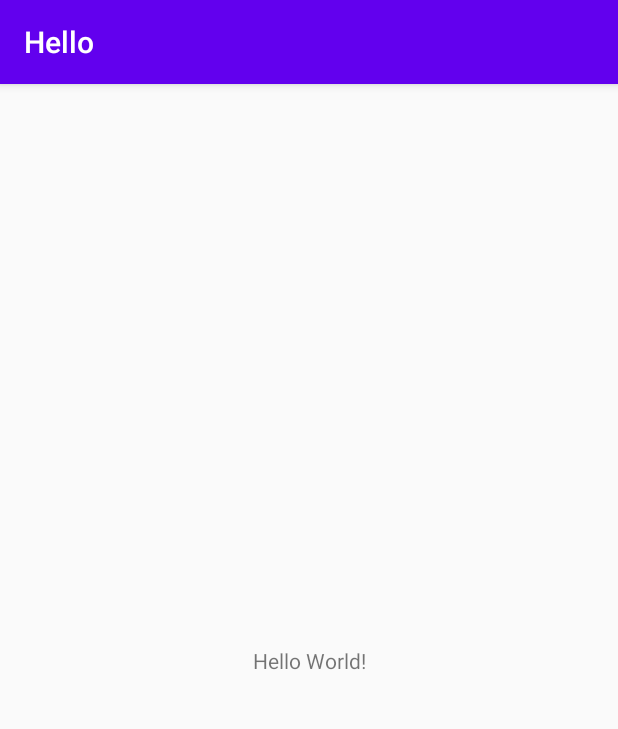
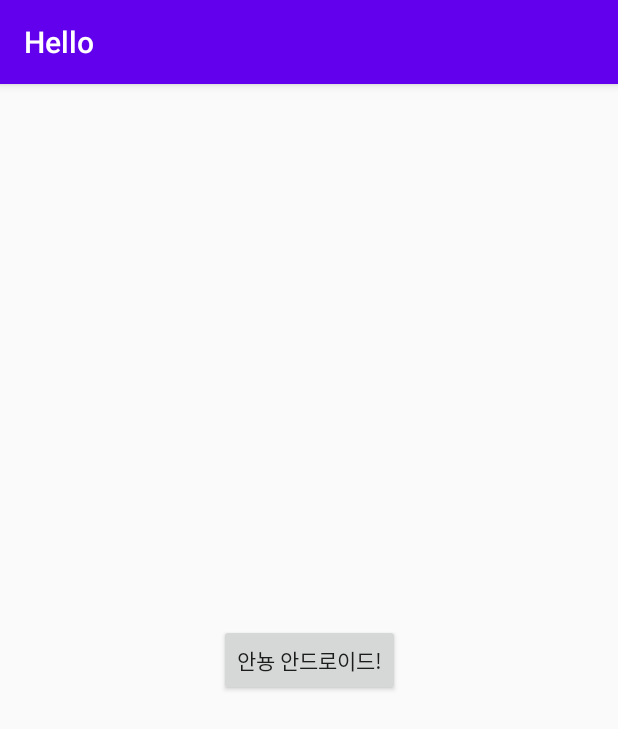
Before and after one commit to RBWSN/AndroidStudioProjects, an Android app: the screen it shows after launch (MainActivity), on a phone screen of 412 x 824 dp. Shown: the top 729 px of the screen. Run offline under Robolectric (Android 15) with nearby library versions, the phone set to English and light mode, and no system bars.

Commit message:
on button click

```diff
--- a/Hello/app/src/main/java/com/example/hello/MainActivity.java
+++ b/Hello/app/src/main/java/com/example/hello/MainActivity.java
@@ -3,6 +3,8 @@ package com.example.hello;
 import androidx.appcompat.app.AppCompatActivity;
 
 import android.os.Bundle;
+import android.view.View;
+import android.widget.Toast;
 
 public class MainActivity extends AppCompatActivity {
 
@@ -10,5 +12,11 @@ public class MainActivity extends AppCompatActivity {
     protected void onCreate(Bundle savedInstanceState) {
         super.onCreate(savedInstanceState);
         setContentView(R.layout.activity_main);
+
+    }
+
+
+    public void onButton1Clicked(View view) {
+        Toast.makeText(getApplicationContext(),"시작 버튼이 눌렸다",Toast.LENGTH_LONG).show();
     }
 }
--- a/Hello/app/src/main/res/layout/activity_main.xml
+++ b/Hello/app/src/main/res/layout/activity_main.xml
@@ -6,13 +6,18 @@
     android:layout_height="match_parent"
     tools:context=".MainActivity">
 
-    <TextView
+
+    <Button
         android:layout_width="wrap_content"
         android:layout_height="wrap_content"
-        android:text="Hello World!"
+        android:text="안뇽 안드로이드!"
         app:layout_constraintBottom_toBottomOf="parent"
         app:layout_constraintLeft_toLeftOf="parent"
         app:layout_constraintRight_toRightOf="parent"
-        app:layout_constraintTop_toTopOf="parent" />
+        app:layout_constraintTop_toTopOf="parent"
+        android:onClick="onButton1Clicked"
+
+        />
+
 
 </androidx.constraintlayout.widget.ConstraintLayout>
--- a/Hello/app/src/main/res/values/strings.xml
+++ b/Hello/app/src/main/res/values/strings.xml
@@ -1,3 +1,4 @@
 <resources>
     <string name="app_name">Hello</string>
+    <string name="button">Button</string>
 </resources>
```
